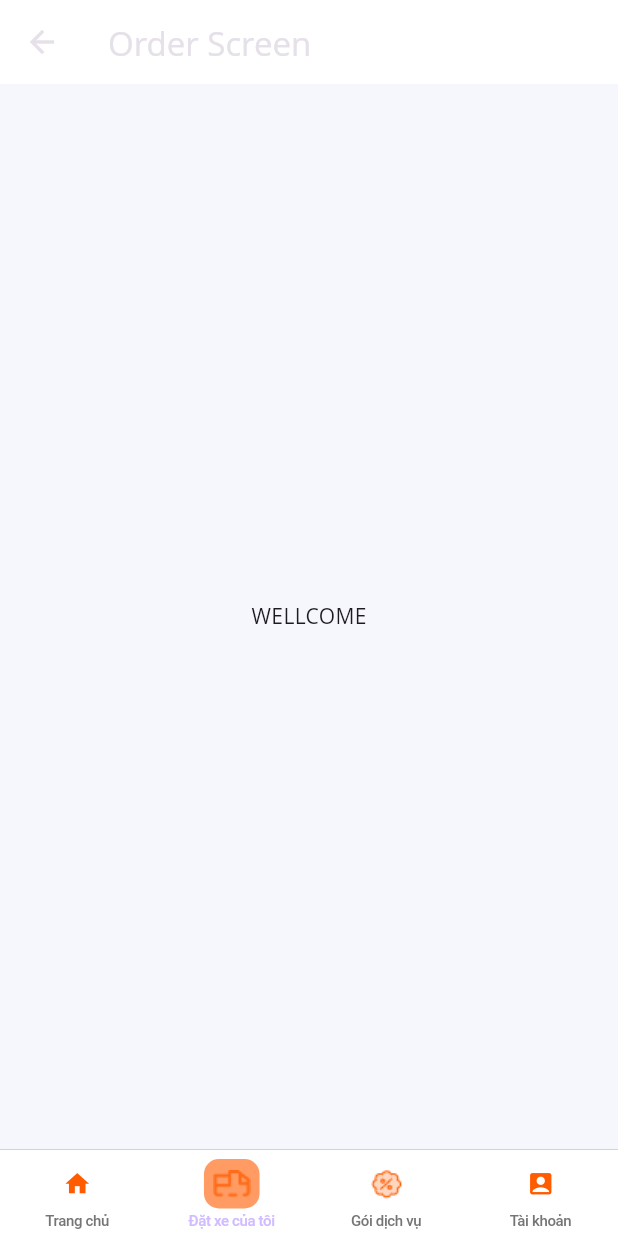
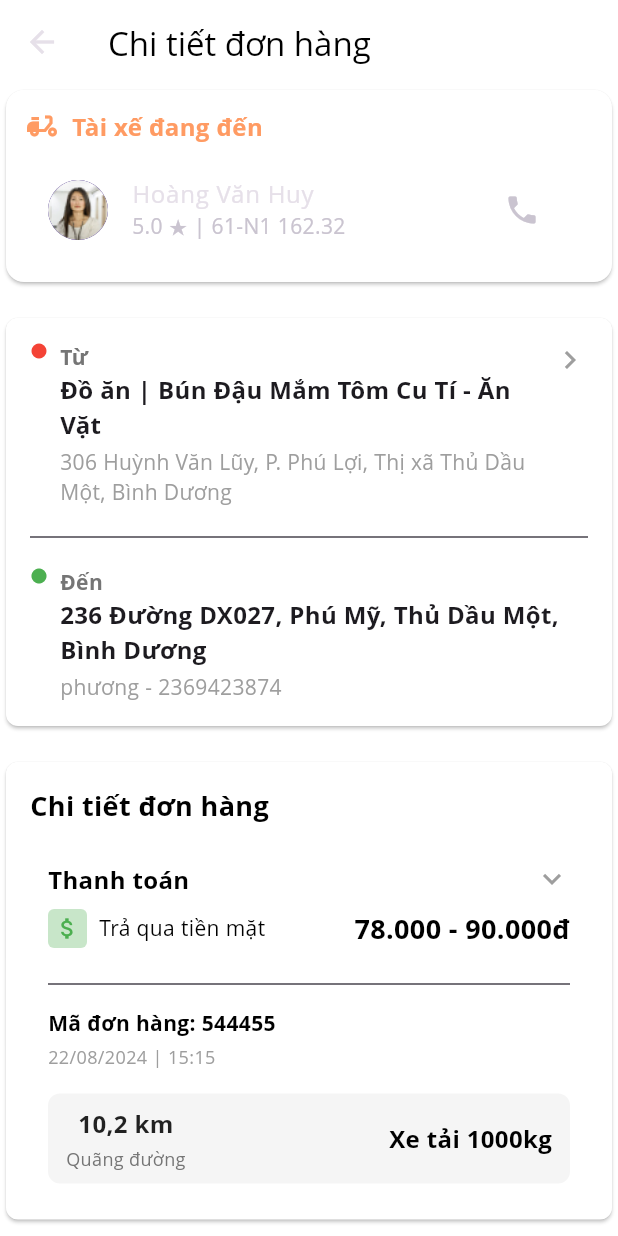
Before and after one commit to CapstoneProjectFA24/movemate-mobile, a Flutter app: the OrderScreen screen opened by its route, on a phone screen of 412 x 824 dp. Run offline on Flutter 3.47's test engine with Material 3 defaults, Android fonts, the phone set to English and light mode, and no system bars; our stand-ins replace auto_route, dio, flutter_hooks, flutter_native_splash, flutter_riverpod, font_awesome_flutter and 4 more; accounts and stored records are empty; Roboto replaces fonts that are missing (Open Sans).

Commit message:
feat(order): add page find driver (#6)

```diff
--- a/lib/configs/routes/app_router.dart
+++ b/lib/configs/routes/app_router.dart
@@ -79,6 +79,10 @@ class AppRouter extends _$AppRouter {
           // initial: true,
           page: BookingSelectPackageScreenRoute.page,
         ),
+        AutoRoute(
+          // initial: true,
+          page: OrderScreenRoute.page,
+        ),
       ];
 }
 
--- /dev/null
+++ b/lib/features/order/domain/models/order_models.dart
@@ -0,0 +1,84 @@
+import 'package:flutter_riverpod/flutter_riverpod.dart';
+
+class OrderState {
+  final bool isFindingDriver;
+  final String? driverName;
+  final String? driverRating;
+  final String? driverLicensePlate;
+
+  OrderState({
+    this.isFindingDriver = true,
+    this.driverName,
+    this.driverRating,
+    this.driverLicensePlate,
+  });
+
+  OrderState copyWith({
+    bool? isFindingDriver,
+    String? driverName,
+    String? driverRating,
+    String? driverLicensePlate,
+  }) {
+    return OrderState(
+      isFindingDriver: isFindingDriver ?? this.isFindingDriver,
+      driverName: driverName ?? this.driverName,
+      driverRating: driverRating ?? this.driverRating,
+      driverLicensePlate: driverLicensePlate ?? this.driverLicensePlate,
+    );
+  }
+}
+
+class OrderDriverArrivedSectionModels {
+  final String? driverName;
+  final String? driverRating;
+  final String? driverLicensePlate;
+  final String? driverImage;
+
+  OrderDriverArrivedSectionModels({
+    required this.driverName,
+    required this.driverRating,
+    required this.driverLicensePlate,
+    required this.driverImage,
+  });
+}
+
+class OrderAndDeliveryInfoModel {
+  final String orderDetails;
+  final String deliveryAddress;
+  final String receiverDetails;
+  final String userName;
+  final String numberPhone;
+
+  OrderAndDeliveryInfoModel({
+    required this.orderDetails,
+    required this.deliveryAddress,
+    required this.receiverDetails,
+    required this.userName,
+    required this.numberPhone,
+  });
+}
+
+class PaymentInfoModel {
+  final String paymentMethod;
+  final String paymentAmount;
+  final String orderId;
+  final String orderTime;
+  final String distance;
+  final String vehicleType;
+  PaymentInfoModel({
+    required this.paymentMethod,
+    required this.paymentAmount,
+    required this.orderId,
+    required this.orderTime,
+    required this.distance,
+    required this.vehicleType,
+  });
+}
+
+class OrderDetailsAndCancelModel {
+  final bool isFindingDriver;
+
+  OrderDetailsAndCancelModel({
+    required this.isFindingDriver,
+  });
+}
--- a/lib/features/order/presentation/order.screen.dart
+++ b/lib/features/order/presentation/order.screen.dart
@@ -1,24 +1,86 @@
 import 'package:flutter/material.dart';
+import 'package:flutter_hooks/flutter_hooks.dart';
+import 'package:flutter_riverpod/flutter_riverpod.dart';
+import 'package:hooks_riverpod/hooks_riverpod.dart';
+import 'package:movemate/features/order/domain/models/order_models.dart';
+import 'package:movemate/utils/commons/widgets/order_layout/driver_arrived_section.dart';
+import 'package:movemate/utils/commons/widgets/order_layout/finding_driver_section.dart';
+import 'package:movemate/utils/commons/widgets/order_layout/order_and_delivery_info.dart';
+import 'package:movemate/utils/commons/widgets/order_layout/order_details_and_cancel.dart';
+import 'package:movemate/utils/commons/widgets/order_layout/payment_info.dart';
 
-import 'package:flutter_hooks/flutter_hooks.dart';
-import 'package:hooks_riverpod/hooks_riverpod.dart';
-
-import 'package:auto_route/auto_route.dart';
-
-@RoutePage()
-class OrderScreen extends StatelessWidget {
+class OrderScreen extends HookConsumerWidget {
   const OrderScreen({super.key});
 
   @override
-  Widget build(BuildContext context) {
+  Widget build(BuildContext context, WidgetRef ref) {
+    final animationController = useAnimationController(
+      duration: const Duration(seconds: 3),
+    )..repeat(reverse: true);
+
+    const int count = 2;
+
+    final fakeDriverInfo = OrderDriverArrivedSectionModels(
+      driverImage: "assets/images/profile/Image.png",
+      driverLicensePlate: "61-N1 162.32",
+      driverName: "Hoàng Văn Huy",
+      driverRating: "5.0",
+    );
+
+    final fakeOrderInfo = OrderAndDeliveryInfoModel(
+      orderDetails: 'Đồ ăn | Bún Đậu Mắm Tôm Cu Tí - Ăn Vặt',
+      deliveryAddress:
+          '306 Huỳnh Văn Lũy, P. Phú Lợi, Thị xã Thủ Dầu Một, Bình Dương',
+      receiverDetails: '236 Đường DX027, Phú Mỹ, Thủ Dầu Một, Bình Dương',
+      userName: 'phương',
+      numberPhone: '2369423874',
+    );
+
+    final fakePaymentInfo = PaymentInfoModel(
+      paymentMethod: 'Trả qua tiền mặt',
+      paymentAmount: '78.000 - 90.000đ',
+      orderId: '544455',
+      orderTime: '22/08/2024 | 15:15',
+      distance: '10,2 km',
+      vehicleType: 'Xe tải 1000kg',
+    );
+
+    final fakebuttoncancel = OrderDetailsAndCancelModel(
+      isFindingDriver: true,
+    );
+
     return Scaffold(
       appBar: AppBar(
         title: const Text(
-          "Order Screen",
+          'Chi tiết đơn hàng',
+          style: TextStyle(color: Colors.black),
         ),
       ),
-      body: const Center(
-        child: Text("WELLCOME"),
+      backgroundColor: Colors.white,
+      body: SingleChildScrollView(
+        padding: const EdgeInsets.all(0.0),
+        child: Column(
+          crossAxisAlignment: CrossAxisAlignment.start,
+          children: [
+            if (count == 1)
+              FindingDriverSection(controller: animationController)
+            else if (count == 2)
+              DriverArrivedSection(driverArrive: fakeDriverInfo),
+            const SizedBox(height: 16),
+            OrderAndDeliveryInfo(infoModel: fakeOrderInfo),
+            const SizedBox(height: 16),
+            PaymentInfo(paymentInfo: fakePaymentInfo),
+            const SizedBox(height: 16),
+            if (count == 1)
+              const OrderDetailsAndCancel(
+                onCancelOrder: true, // Cancel order action
+              ),
+            if (count == 2)
+              const OrderDetailsAndCancel(
+                onCancelOrder: false, // Cancel order action
+              ),
+          ],
+        ),
       ),
     );
   }
--- /dev/null
+++ b/lib/utils/commons/widgets/order_layout/driver_arrived_section.dart
@@ -0,0 +1,60 @@
+import 'package:flutter/material.dart';
+import 'package:movemate/features/order/domain/models/order_models.dart';
+import 'package:movemate/utils/constants/asset_constant.dart';
+
+class DriverArrivedSection extends StatelessWidget {
+  final OrderDriverArrivedSectionModels driverArrive;
+
+  const DriverArrivedSection({
+    super.key,
+    required this.driverArrive,
+  });
+
+  @override
+  Widget build(BuildContext context) {
+    return Card(
+      color: AssetsConstants.whiteColor,
+      child: Padding(
+        padding: const EdgeInsets.all(12.0),
+        child: Column(
+          crossAxisAlignment: CrossAxisAlignment.start,
+          children: [
+            const Row(
+              children: [
+                Icon(Icons.delivery_dining,
+                    color: AssetsConstants.primaryLight, size: 24),
+                SizedBox(width: 8),
+                Expanded(
+                  child: Text(
+                    'Tài xế đang đến',
+                    style: TextStyle(
+                        fontSize: 16,
+                        fontWeight: FontWeight.bold,
+                        color: AssetsConstants.primaryLight),
+                  ),
+                ),
+              ],
+            ),
+            const SizedBox(height: 8),
+            ListTile(
+              leading: CircleAvatar(
+                backgroundImage: AssetImage(driverArrive.driverImage
+                    .toString()), // Replace with driver image
+              ),
+              title: Text(driverArrive.driverName ?? 'Unknown',
+                  style: const TextStyle(fontSize: 16)),
+              subtitle: Text(
+                  '${driverArrive.driverRating ?? "5.0"} ★ | ${driverArrive.driverLicensePlate ?? "Unknown"}'),
+              trailing: IconButton(
+                icon: const Icon(Icons.phone),
+                onPressed: () {
+                  // Add call driver functionality
+                },
+              ),
+            ),
+          ],
+        ),
+      ),
+    );
+  }
+}
--- /dev/null
+++ b/lib/utils/commons/widgets/order_layout/order_and_delivery_info.dart
@@ -0,0 +1,107 @@
+import 'package:flutter/material.dart';
+import 'package:movemate/features/order/domain/models/order_models.dart';
+import 'package:movemate/utils/constants/asset_constant.dart';
+
+class OrderAndDeliveryInfo extends StatelessWidget {
+  final OrderAndDeliveryInfoModel infoModel;
+
+  const OrderAndDeliveryInfo({
+    super.key,
+    required this.infoModel,
+  });
+
+  @override
+  Widget build(BuildContext context) {
+    return Card(
+      color: AssetsConstants.whiteColor,
+      shape: RoundedRectangleBorder(
+        borderRadius: BorderRadius.circular(8.0),
+      ),
+      child: Padding(
+        padding: const EdgeInsets.all(16.0),
+        child: Column(
+          crossAxisAlignment: CrossAxisAlignment.start,
+          children: [
+            // Starting point
+            Row(
+              crossAxisAlignment: CrossAxisAlignment.start,
+              children: [
+                const Icon(Icons.circle, color: Colors.red, size: 12),
+                const SizedBox(width: 8),
+                Expanded(
+                  child: Column(
+                    crossAxisAlignment: CrossAxisAlignment.start,
+                    children: [
+                      Text(
+                        'Từ',
+                        style: TextStyle(
+                          fontWeight: FontWeight.bold,
+                          color: Colors.grey[600],
+                        ),
+                      ),
+                      Text(
+                        infoModel.orderDetails,
+                        style: const TextStyle(
+                          fontWeight: FontWeight.bold,
+                          fontSize: 16,
+                        ),
+                      ),
+                      const SizedBox(height: 4),
+                      Text(
+                        infoModel.deliveryAddress,
+                        style: const TextStyle(
+                          color: Colors.grey,
+                        ),
+                      ),
+                    ],
+                  ),
+                ),
+                const Icon(Icons.chevron_right, color: Colors.grey),
+              ],
+            ),
+            const SizedBox(height: 12),
+            const Divider(),
+            const SizedBox(height: 12),
+            // Destination point
+            Row(
+              crossAxisAlignment: CrossAxisAlignment.start,
+              children: [
+                const Icon(Icons.circle, color: Colors.green, size: 12),
+                const SizedBox(width: 8),
+                Expanded(
+                  child: Column(
+                    crossAxisAlignment: CrossAxisAlignment.start,
+                    children: [
+                      Text(
+                        'Đến',
+                        style: TextStyle(
+                          fontWeight: FontWeight.bold,
+                          color: Colors.grey[600],
+                        ),
+                      ),
+                      Text(
+                        infoModel.receiverDetails,
+                        style: const TextStyle(
+                          fontWeight: FontWeight.bold,
+                          fontSize: 16,
+                        ),
+                      ),
+                      const SizedBox(height: 4),
+                      Text(
+                        '${infoModel.userName} - ${infoModel.numberPhone}',
+                        semanticsLabel: '-',
+                        style: const TextStyle(
+                          color: Colors.grey,
+                        ),
+                      ),
+                    ],
+                  ),
+                ),
+              ],
+            ),
+          ],
+        ),
+      ),
+    );
+  }
+}
--- /dev/null
+++ b/lib/utils/commons/widgets/order_layout/payment_info.dart
@@ -0,0 +1,177 @@
+import 'package:flutter/material.dart';
+import 'package:movemate/features/order/domain/models/order_models.dart';
+import 'package:movemate/utils/constants/asset_constant.dart';
+
+class PaymentInfo extends StatelessWidget {
+  final PaymentInfoModel paymentInfo;
+
+  const PaymentInfo({
+    super.key,
+    required this.paymentInfo,
+  });
+
+  @override
+  Widget build(BuildContext context) {
+    return Card(
+      color: AssetsConstants.whiteColor,
+      shape: RoundedRectangleBorder(
+        borderRadius: BorderRadius.circular(8.0),
+      ),
+      child: Padding(
+        padding: const EdgeInsets.all(16.0),
+        child: Column(
+          crossAxisAlignment: CrossAxisAlignment.start,
+          children: [
+            const Text(
+              'Chi tiết đơn hàng',
+              style: TextStyle(
+                fontWeight: FontWeight.bold,
+                fontSize: 18,
+                color: AssetsConstants.blackColor,
+              ),
+            ),
+            Container(
+              padding: const EdgeInsets.symmetric(vertical: 8, horizontal: 12),
+              decoration: BoxDecoration(
+                color: AssetsConstants.transparentColor,
+                borderRadius: BorderRadius.circular(8),
+              ),
+              child: Column(
+                crossAxisAlignment: CrossAxisAlignment.start,
+                children: [
+                  // Title "Chi tiết đơn hàng"
+                  const SizedBox(height: 16),
+
+                  // Header for Payment section with expand icon
+                  const Row(
+                    mainAxisAlignment: MainAxisAlignment.spaceBetween,
+                    children: [
+                      Text(
+                        'Thanh toán',
+                        style: TextStyle(
+                          fontWeight: FontWeight.bold,
+                          fontSize: 16,
+                          color: AssetsConstants.blackColor,
+                        ),
+                      ),
+                      Icon(
+                        Icons.expand_more,
+                        color: AssetsConstants.greyColor,
+                      ),
+                    ],
+                  ),
+                  const SizedBox(height: 8),
+                  Row(
+                    mainAxisAlignment: MainAxisAlignment.spaceBetween,
+                    children: [
+                      Row(
+                        children: [
+                          // Money icon with background
+                          Container(
+                            padding: const EdgeInsets.all(4),
+                            decoration: BoxDecoration(
+                              color: AssetsConstants.greenish,
+                              borderRadius: BorderRadius.circular(4),
+                            ),
+                            child: const Icon(
+                              Icons.attach_money,
+                              color: AssetsConstants.green1,
+                              size: 18,
+                            ),
+                          ),
+                          const SizedBox(width: 8),
+                          // Payment method text
+                          Text(
+                            paymentInfo.paymentMethod,
+                            style: const TextStyle(
+                              fontSize: 14,
+                              color: AssetsConstants.blackColor,
+                            ),
+                          ),
+                        ],
+                      ),
+                      // Payment amount
+                      Text(
+                        paymentInfo.paymentAmount,
+                        style: const TextStyle(
+                          fontWeight: FontWeight.bold,
+                          fontSize: 18,
+                          color: AssetsConstants.blackColor,
+                        ),
+                      ),
+                    ],
+                  ),
+                  const SizedBox(height: 16),
+                  const Divider(),
+                  const SizedBox(height: 8),
+                  // Order ID and time
+                  Text(
+                    'Mã đơn hàng: ${paymentInfo.orderId}',
+                    style: const TextStyle(
+                      fontWeight: FontWeight.bold,
+                      fontSize: 14,
+                      color: AssetsConstants.blackColor,
+                    ),
+                  ),
+                  const SizedBox(height: 4),
+                  Text(
+                    paymentInfo.orderTime,
+                    style: const TextStyle(
+                      fontSize: 12,
+                      color: AssetsConstants.greyColor,
+                    ),
+                  ),
+                  const SizedBox(height: 16),
+                  // Distance and vehicle type in a decorated container
+                  Container(
+                    padding:
+                        const EdgeInsets.symmetric(vertical: 8, horizontal: 12),
+                    decoration: BoxDecoration(
+                      color: AssetsConstants.greyColor.shade100,
+                      borderRadius: BorderRadius.circular(8),
+                    ),
+                    child: Row(
+                      mainAxisAlignment: MainAxisAlignment.spaceBetween,
+                      children: [
+                        // Distance
+                        Column(
+                          children: [
+                            const Text(
+                              '10,2 km',
+                              style: TextStyle(
+                                fontWeight: FontWeight.bold,
+                                fontSize: 16,
+                                color: Colors.black87,
+                              ),
+                            ),
+                            const SizedBox(height: 4),
+                            Text(
+                              'Quãng đường',
+                              style: TextStyle(
+                                fontSize: 12,
+                                color: AssetsConstants.greyColor.shade600,
+                              ),
+                            ),
+                          ],
+                        ),
+                        // Vehicle type wrapped in a container with BoxDecoration
+                        Text(
+                          paymentInfo.vehicleType,
+                          style: const TextStyle(
+                            fontWeight: FontWeight.bold,
+                            fontSize: 16,
+                            color: AssetsConstants.blackColor,
+                          ),
+                        ),
+                      ],
+                    ),
+                  ),
+                ],
+              ),
+            ),
+          ],
+        ),
+      ),
+    );
+  }
+}
--- a/lib/utils/constants/asset_constant.dart
+++ b/lib/utils/constants/asset_constant.dart
@@ -59,6 +59,8 @@ class AssetsConstants {
   static const green4 = Color(0xff2D8F4E);
   static const green5 = Color(0xff228B22);
   static const green6 = Color(0xff116530);
+  static const greenish = Color(0xFFC8E6C9);
+
   static const darkGreen1 = Color(0xff536732);
   static const darkGreen2 = Color(0xff556B2F);
   static const blue3 = Color(0xff30D5C8);
```
Also changed, not shown: lib/features/order/data/data_sources/order_shared_preferences.dart (added, +60 -0 lines), lib/utils/commons/widgets/order_layout/finding_driver_section.dart (added, +128 -0 lines), lib/utils/commons/widgets/order_layout/order_details_and_cancel.dart (added, +34 -0 lines), pubspec.lock.
